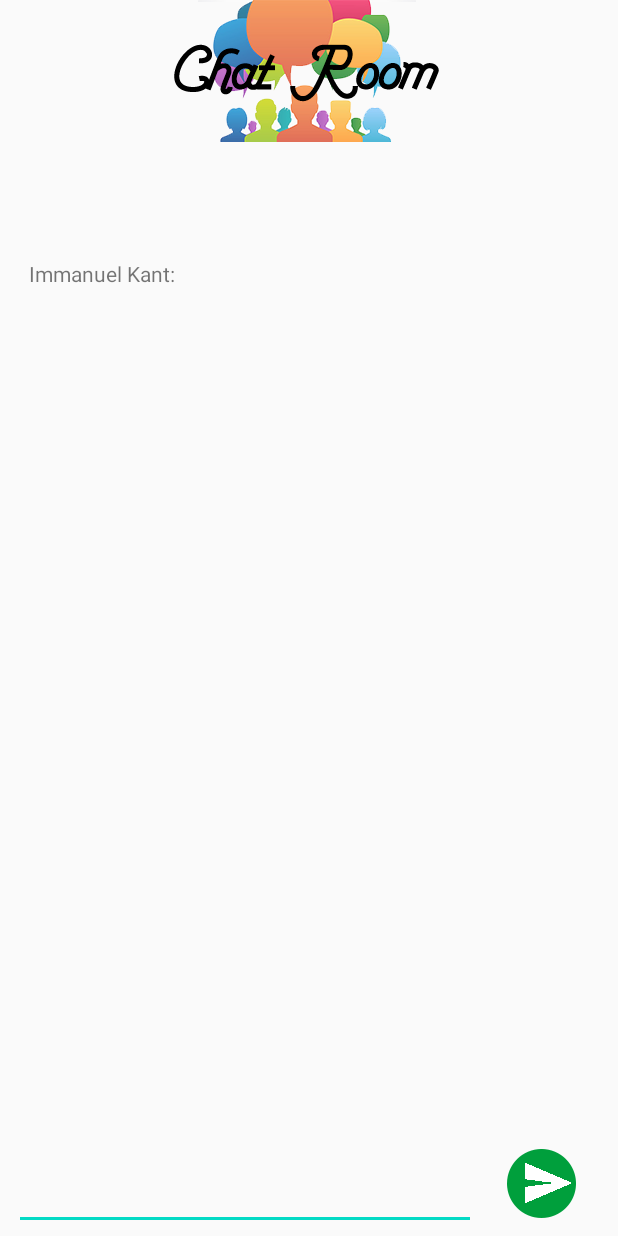
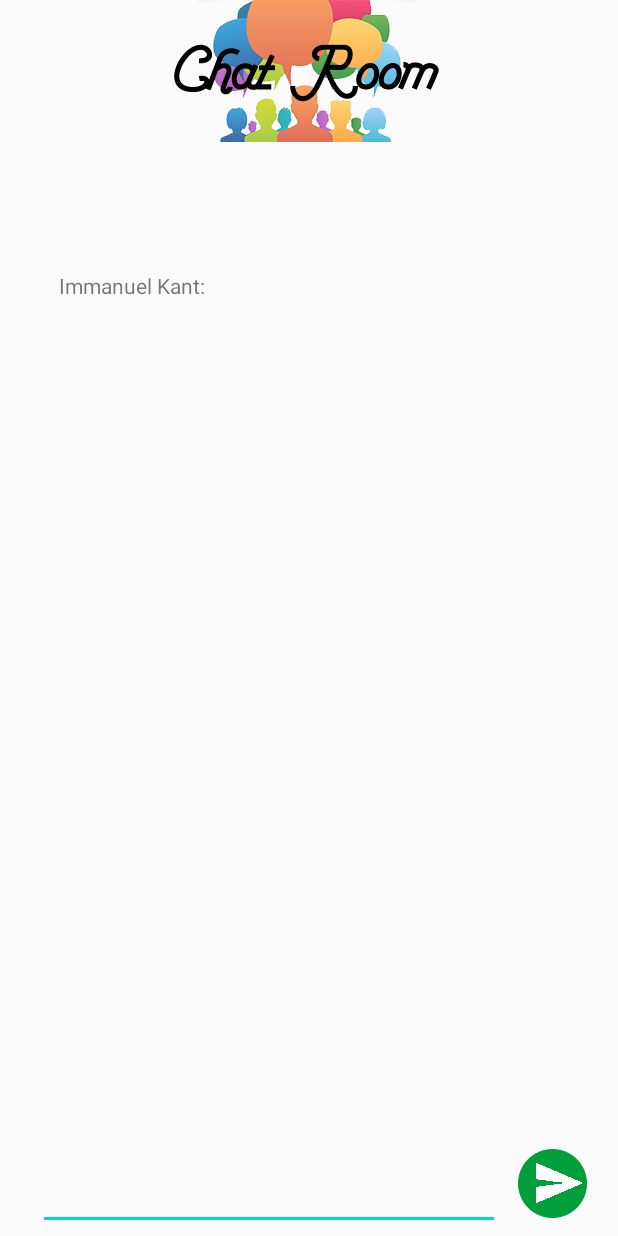
Before and after one commit to gomes717/SpaceApps, an Android app: the ChatActivity screen opened directly, with no data from a screen before it, after a tap on an icon or button, on a phone screen of 412 x 824 dp. Run offline under Robolectric (Android 15) with nearby library versions, the phone set to English and light mode, and no system bars.

Commit message:
Improved chat screen constrains

```diff
--- a/app/src/main/res/layout/activity_chat.xml
+++ b/app/src/main/res/layout/activity_chat.xml
@@ -10,6 +10,8 @@
         android:id="@+id/msg"
         android:layout_width="308dp"
         android:layout_height="70dp"
+        android:layout_marginStart="32dp"
+        android:layout_marginLeft="32dp"
         android:layout_marginBottom="4dp"
         android:ems="10"
         android:inputType="textPersonName"
@@ -22,7 +24,9 @@
         android:id="@+id/chat"
         android:layout_width="380dp"
         android:layout_height="540dp"
-        android:layout_marginTop="8dp"
+        android:layout_marginStart="40dp"
+        android:layout_marginLeft="40dp"
+        android:layout_marginTop="24dp"
         android:scrollbars="vertical"
         app:layout_constraintBottom_toTopOf="@+id/msg"
         app:layout_constraintEnd_toEndOf="parent"
@@ -35,7 +39,7 @@
         android:layout_width="0dp"
         android:layout_height="wrap_content"
         app:layout_constraintEnd_toEndOf="parent"
-        app:layout_constraintHorizontal_bias="0.87"
+        app:layout_constraintHorizontal_bias="0.0"
         app:layout_constraintStart_toStartOf="parent"
         app:layout_constraintTop_toTopOf="parent"
         app:srcCompat="@mipmap/chatroom" />
@@ -51,6 +55,7 @@
         android:onClick="sendmessage"
         app:layout_constraintBottom_toBottomOf="parent"
         app:layout_constraintEnd_toEndOf="parent"
+        app:layout_constraintStart_toEndOf="@+id/msg"
         app:layout_constraintTop_toTopOf="@+id/msg"
         app:layout_constraintVertical_bias="0.0"
         app:srcCompat="@mipmap/send" />
```
